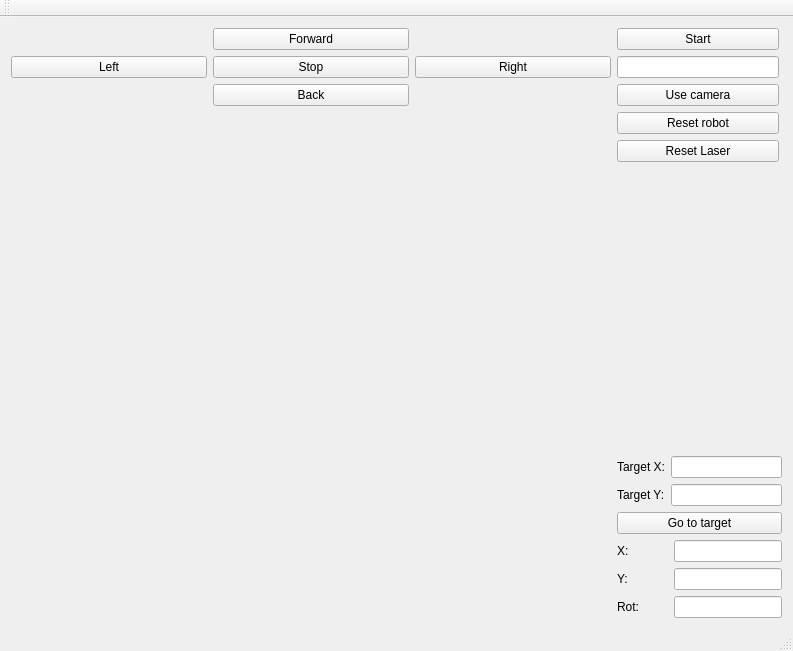
Qt form demoRMR/mainwindow.ui (GabrielaRapcova/RMR) before a commit.
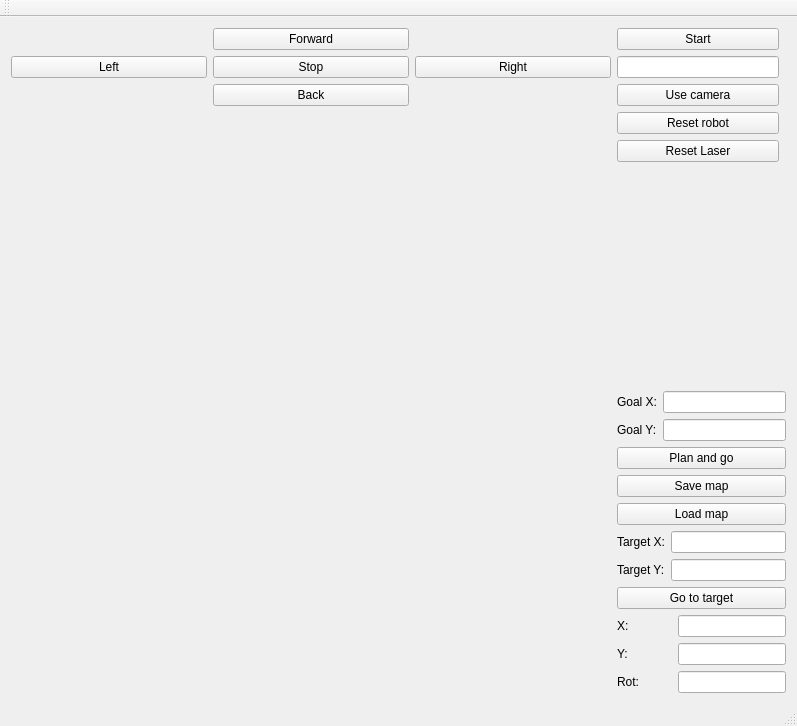
The same form after that commit.

```diff
--- a/demoRMR/mainwindow.ui
+++ b/demoRMR/mainwindow.ui
@@ -6,8 +6,8 @@
    <rect>
     <x>0</x>
     <y>0</y>
-    <width>793</width>
-    <height>651</height>
+    <width>797</width>
+    <height>726</height>
    </rect>
   </property>
   <property name="windowTitle">
@@ -195,6 +195,51 @@
         </property>
        </spacer>
       </item>
+      <item>
+       <layout class="QGridLayout" name="gridLayout_5" rowstretch="0,0,0" columnstretch="0,0">
+        <item row="2" column="0">
+         <widget class="QLabel" name="label_6">
+          <property name="text">
+           <string>Goal Y:</string>
+          </property>
+         </widget>
+        </item>
+        <item row="2" column="1">
+         <widget class="QLineEdit" name="lineEdit_7"/>
+        </item>
+        <item row="1" column="0">
+         <widget class="QLabel" name="label_7">
+          <property name="text">
+           <string>Goal X:</string>
+          </property>
+         </widget>
+        </item>
+        <item row="1" column="1">
+         <widget class="QLineEdit" name="lineEdit_8"/>
+        </item>
+       </layout>
+      </item>
+      <item>
+       <widget class="QPushButton" name="pushButton_11">
+        <property name="text">
+         <string>Plan and go</string>
+        </property>
+       </widget>
+      </item>
+      <item>
+       <widget class="QPushButton" name="pushButton_12">
+        <property name="text">
+         <string>Save map</string>
+        </property>
+       </widget>
+      </item>
+      <item>
+       <widget class="QPushButton" name="pushButton_13">
+        <property name="text">
+         <string>Load map</string>
+        </property>
+       </widget>
+      </item>
       <item>
        <layout class="QGridLayout" name="gridLayout_4" columnstretch="0,0">
         <item row="2" column="0">
```
Left out of the diff: 192 changed lines with no effect on the pictures.
